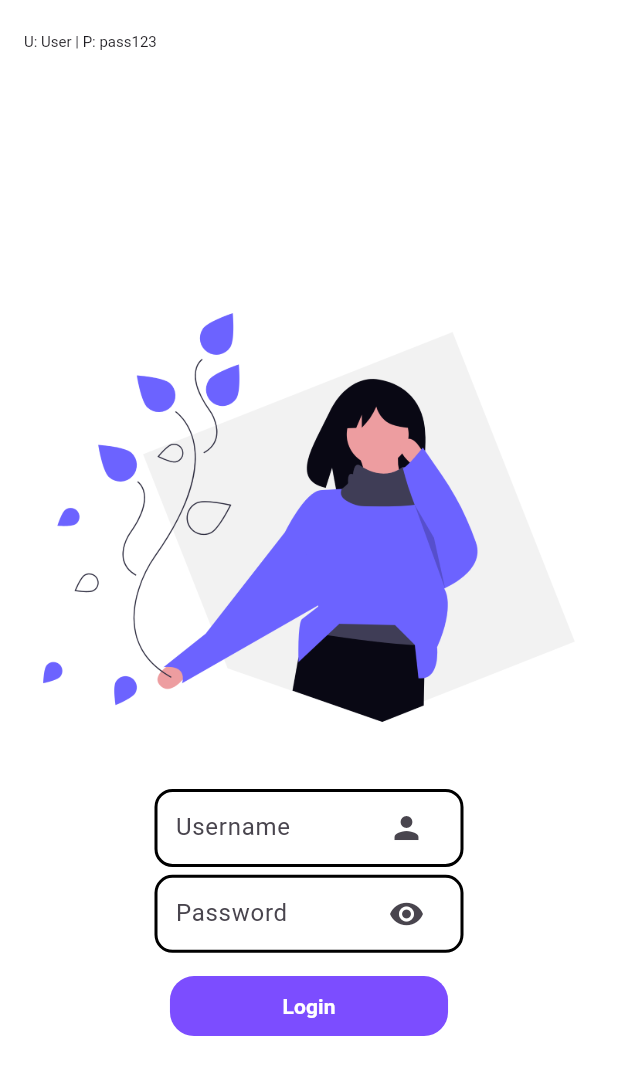
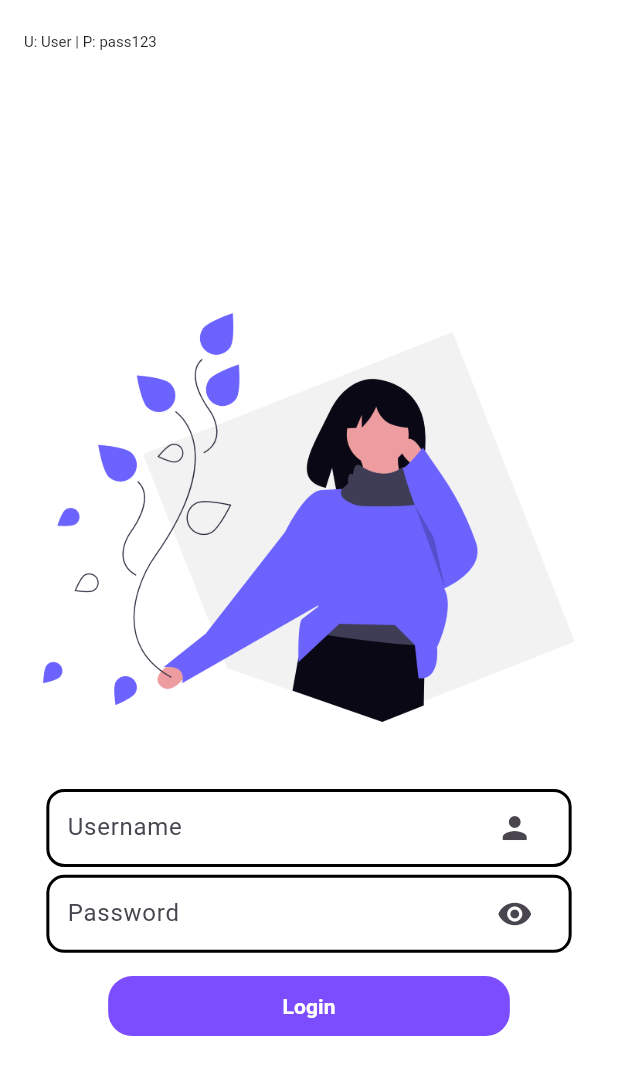
Before and after one commit to Maruuu1101110/Temp, a Flutter app: the screen it shows after launch, on a phone screen of 412 x 824 dp. Shown: the top 1075 px of the screen. Run offline on Flutter 3.47's test engine with Material 3 defaults, Android fonts, the phone set to English and light mode, and no system bars.

Commit message:
fixed on mobile landscape view

```diff
--- a/lib/practice_files/login_page.dart
+++ b/lib/practice_files/login_page.dart
@@ -60,7 +60,7 @@ class _LoginPageState extends State<LoginPage> {
 
   Widget _createLoginForm(screenWidth) {
     return SizedBox(
-      width: screenWidth < 1100 ? screenWidth * 0.5 : 500,
+      width: screenWidth < 1100 ? (screenWidth * 0.85).clamp(0, 500.0) : 500,
       height: 170,
       child: Column(
         mainAxisAlignment: MainAxisAlignment.spaceAround,
@@ -113,7 +113,7 @@ class _LoginPageState extends State<LoginPage> {
           ),
           SizedBox(height: 5),
           Container(
-            width: screenWidth < 700 ? screenWidth * 0.45 : 450,
+            width: screenWidth < 700 ? screenWidth * 0.65 : 450,
             height: 40,
             decoration: BoxDecoration(
               color: Colors.deepPurpleAccent,
@@ -148,6 +148,7 @@ class _LoginPageState extends State<LoginPage> {
           backgroundColor: Colors.white,
         ),
         body: Center(
+          child: SingleChildScrollView(
             child: Flex(
               mainAxisAlignment: isMobile
                   ? MainAxisAlignment.center
@@ -161,8 +162,9 @@ class _LoginPageState extends State<LoginPage> {
                   child: Image.asset("assets/login_image.png"),
                 ),
                 SizedBox(height: 20),
-              _createLoginForm(screenWidth),
+                Center(child: _createLoginForm(screenWidth)),
               ],
+            ),
           ),
         ),
       ),
```
Also changed, not shown: 8 other files. Lines whose indentation alone changed are shown as unchanged.
